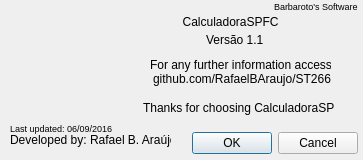
Above: Rafael/CalculadoraSPFC/QCalculadoraSPFC/about.ui from RafaelBAraujo/ST266 before the change. Below: the same form after it.
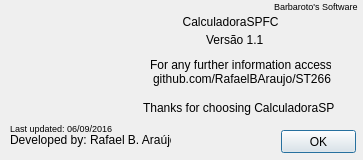
That is the form after the change. Icons and pictures are not drawn.

```diff
--- a/Rafael/CalculadoraSPFC/QCalculadoraSPFC/about.ui
+++ b/Rafael/CalculadoraSPFC/QCalculadoraSPFC/about.ui
@@ -13,22 +13,6 @@
   <property name="windowTitle">
    <string>About</string>
   </property>
-  <widget class="QDialogButtonBox" name="buttonBox">
-   <property name="geometry">
-    <rect>
-     <x>17</x>
-     <y>127</y>
-     <width>341</width>
-     <height>32</height>
-    </rect>
-   </property>
-   <property name="orientation">
-    <enum>Qt::Horizontal</enum>
-   </property>
-   <property name="standardButtons">
-    <set>QDialogButtonBox::Cancel|QDialogButtonBox::Ok</set>
-   </property>
-  </widget>
   <widget class="QLabel" name="Emblem_label">
    <property name="geometry">
     <rect>
@@ -170,6 +154,19 @@
     <string>Barbaroto's Software</string>
    </property>
   </widget>
+  <widget class="QPushButton" name="pushButton">
+   <property name="geometry">
+    <rect>
+     <x>281</x>
+     <y>130</y>
+     <width>75</width>
+     <height>23</height>
+    </rect>
+   </property>
+   <property name="text">
+    <string>OK</string>
+   </property>
+  </widget>
  </widget>
  <resources>
   <include location="myresources.qrc"/>
```
Left out of the diff: 30 changed lines with no effect on the pictures.
